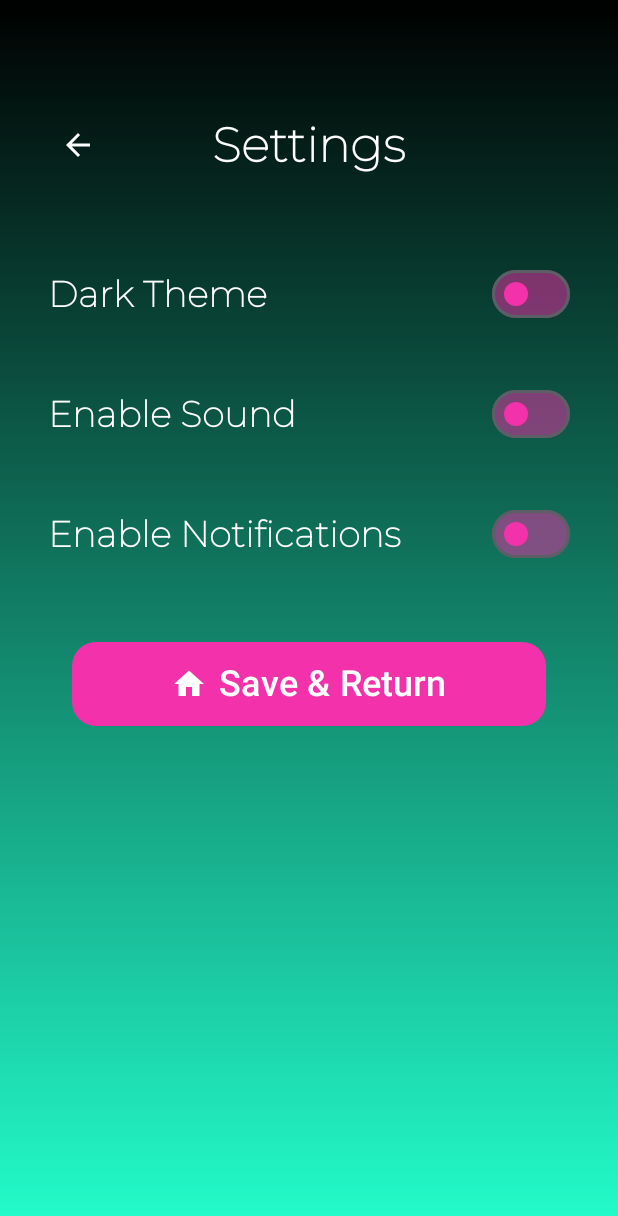
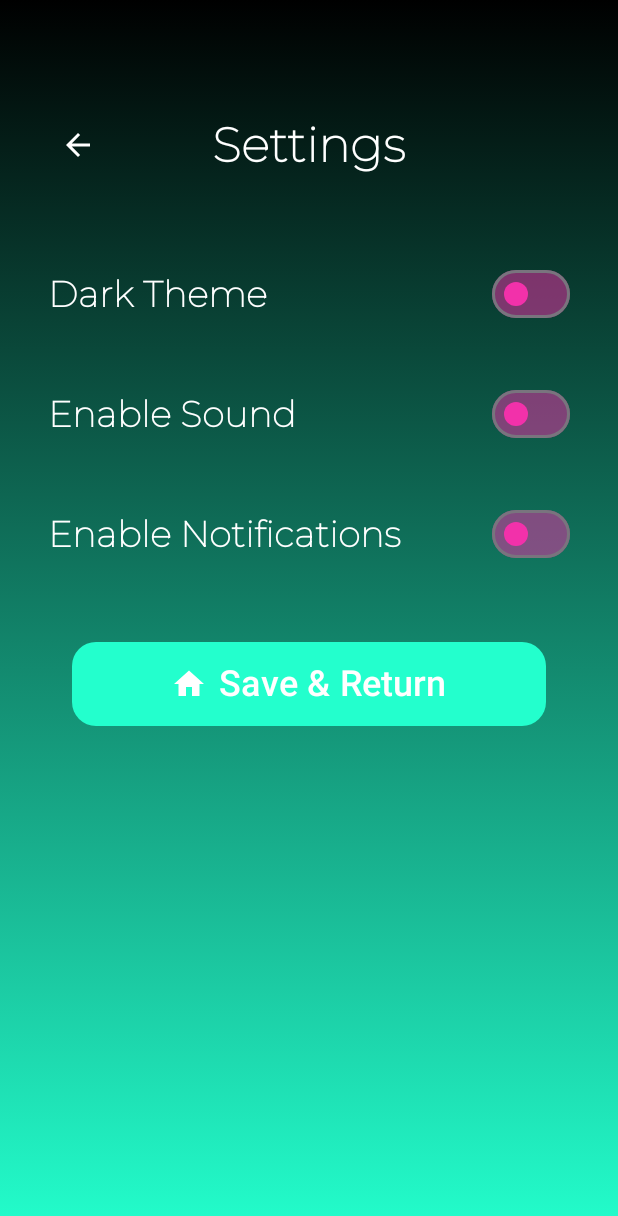
Before and after one commit to MattiaBiga200701/Trivia, an Android app built with Jetpack Compose: the screen it shows after launch (MainActivity), after a tap on "Options", on a phone screen of 412 x 824 dp. Shown: the top 1216 px of the screen. Run offline under Robolectric (Android 15) with nearby library versions, the phone set to English and light mode, and no system bars; our stand-ins replace Room's generated code, Volley, livedata-compose.

Commit message:
Dark Mode Implementation start

```diff
--- a/app/src/main/java/com/example/trivia/MainActivity.kt
+++ b/app/src/main/java/com/example/trivia/MainActivity.kt
@@ -9,12 +9,15 @@ import android.view.WindowInsetsController
 import androidx.activity.ComponentActivity
 import androidx.activity.compose.setContent
 import androidx.activity.enableEdgeToEdge
+import androidx.activity.viewModels
 import androidx.annotation.RequiresApi
 import androidx.compose.foundation.layout.fillMaxSize
 import androidx.compose.material3.MaterialTheme
 import androidx.compose.material3.Surface
 import androidx.compose.runtime.Composable
 import androidx.compose.runtime.LaunchedEffect
+import androidx.compose.runtime.getValue
+import androidx.compose.runtime.livedata.observeAsState
 import androidx.compose.ui.Modifier
 import androidx.compose.ui.platform.LocalContext
 import androidx.navigation.compose.rememberNavController
@@ -42,17 +45,21 @@ import com.example.trivia.viewmodel.GameSessionModelFactory
 
 class MainActivity : ComponentActivity() {
 
+    private val settingsViewModel: SettingsViewModel by viewModels()
+
     @RequiresApi(Build.VERSION_CODES.R)
     override fun onCreate(savedInstanceState: Bundle?) {
         super.onCreate(savedInstanceState)
         enableEdgeToEdge()
         setContent {
-            TriviaTheme {
+
+            val darkThemeEnabled by settingsViewModel.themeState.observeAsState(initial = false)
+
+            TriviaTheme(darkTheme = darkThemeEnabled) {
                 Surface(
                     modifier = Modifier.fillMaxSize(),
                     color = MaterialTheme.colorScheme.background
                 ) {
-
                     TriviaApp()
                 }
             }
@@ -104,7 +111,7 @@ class MainActivity : ComponentActivity() {
     fun TriviaApp() {
         val navController = rememberNavController()
 
-        val settingsViewModel: SettingsViewModel = viewModel()
+        val settingsViewModel = this.settingsViewModel
 
         val context = LocalContext.current
         val db = TriviaDB.getInstance(context)
--- a/app/src/main/java/com/example/trivia/screens/SettingsScreen.kt
+++ b/app/src/main/java/com/example/trivia/screens/SettingsScreen.kt
@@ -12,6 +12,7 @@ import androidx.compose.material3.Button
 import androidx.compose.material3.ButtonDefaults
 import androidx.compose.material3.Icon
 import androidx.compose.material3.IconButton
+import androidx.compose.material3.MaterialTheme
 import androidx.compose.material3.Switch
 import androidx.compose.material3.SwitchDefaults
 import androidx.compose.material3.Text
@@ -50,13 +51,15 @@ fun OptionsScreen(navController: NavController, viewModel: SettingsViewModel) {
     val soundEnabled by viewModel.soundState.observeAsState(initial = false)
     val notificationsEnabled by viewModel.notificationsState.observeAsState(initial = false)
 
+    val colors = MaterialTheme.colorScheme
+
     Box(
 
         modifier = Modifier
             .fillMaxSize()
             .background(
                 Brush.verticalGradient(
-                    colors = listOf(MyBlack, MyGreen)
+                    colors = listOf(colors.background, colors.primary)
                 )
             )
             .padding(mediumPadding),
@@ -88,7 +91,7 @@ fun OptionsScreen(navController: NavController, viewModel: SettingsViewModel) {
                     Icon(
                         imageVector = Icons.AutoMirrored.Filled.ArrowBack,
                         contentDescription = "Back to Homepage",
-                        tint = Color.White
+                        tint = colors.onBackground
                     )
                 }
 
@@ -97,7 +100,7 @@ fun OptionsScreen(navController: NavController, viewModel: SettingsViewModel) {
                     fontSize = mediumFontSize,
                     fontWeight = FontWeight.Bold,
                     modifier = Modifier.align(Alignment.Center),
-                    color = Color.White
+                    color = colors.onBackground
 
                 )
 
@@ -140,7 +143,7 @@ fun OptionsScreen(navController: NavController, viewModel: SettingsViewModel) {
 
             Button(
                 onClick = { navController.navigate("homepage") },
-                colors = ButtonDefaults.buttonColors(containerColor = MyPink),
+                colors = ButtonDefaults.buttonColors(containerColor = colors.primary),
                 shape = RoundedCornerShape(cornerRounding),
                 modifier = Modifier
                     .align(Alignment.CenterHorizontally)
@@ -151,7 +154,7 @@ fun OptionsScreen(navController: NavController, viewModel: SettingsViewModel) {
                 Icon(
                     imageVector = Icons.Default.Home,
                     contentDescription = "Save",
-                    tint = Color.White
+                    tint = colors.onBackground
                 )
                 Spacer(modifier = Modifier.width(8.dp))
                 Text(
@@ -167,6 +170,8 @@ fun OptionsScreen(navController: NavController, viewModel: SettingsViewModel) {
 
 @Composable
 fun SettingRow(label: String, checked: Boolean, onCheckedChange: (Boolean) -> Unit) {
+
+    val colors = MaterialTheme.colorScheme
     Row(
         modifier = Modifier
             .fillMaxWidth()
@@ -179,10 +184,10 @@ fun SettingRow(label: String, checked: Boolean, onCheckedChange: (Boolean) -> Un
             checked = checked,
             onCheckedChange = onCheckedChange,
             colors = SwitchDefaults.colors(
-                checkedThumbColor = Color(0xFF23FFCD),
-                uncheckedThumbColor = Color(0xFFF231AA),
-                checkedTrackColor = Color(0xFF23FFCD).copy(alpha = 0.5f),
-                uncheckedTrackColor = Color(0xFFF231AA).copy(alpha = 0.5f)
+                checkedThumbColor = colors.primary,
+                uncheckedThumbColor = colors.secondary,
+                checkedTrackColor = colors.primary.copy(alpha = 0.5f),
+                uncheckedTrackColor = colors.secondary.copy(alpha = 0.5f)
             )
         )
     }
--- a/app/src/main/java/com/example/trivia/ui/theme/Color.kt
+++ b/app/src/main/java/com/example/trivia/ui/theme/Color.kt
@@ -14,3 +14,23 @@ val MyBlack=Color(0xFF000000)
 val MyGreen=Color(0xFF23FFCD)
 val MyPink=Color(0xFFF231AA)
 val MyRed=Color(0xFFDC143C)
+
+val MyBlackDark = Color(0xFF000000)
+val MyGreenDark = Color(0xFF1B997A)
+val MyPinkDark = Color(0xFFB12285)
+val MyRedDark = Color(0xFFA10C32)
+
+
+// Light Mode Colors
+val LightPrimaryColor = MyGreen
+val LightSecondaryColor = MyPink
+val LightBackgroundColor = MyBlack
+val LightTextColor = Color.White
+val LightButtonColor = MyPink
+
+// Dark Mode Colors
+val DarkPrimaryColor = MyGreenDark
+val DarkSecondaryColor = MyPinkDark
+val DarkBackgroundColor = MyBlackDark
+val DarkTextColor = Color.White
+val DarkButtonColor = MyPinkDark
--- a/app/src/main/java/com/example/trivia/ui/theme/Theme.kt
+++ b/app/src/main/java/com/example/trivia/ui/theme/Theme.kt
@@ -10,6 +10,7 @@ import androidx.compose.material3.dynamicDarkColorScheme
 import androidx.compose.material3.dynamicLightColorScheme
 import androidx.compose.material3.lightColorScheme
 import androidx.compose.runtime.Composable
+import androidx.compose.ui.graphics.Color
 import androidx.compose.ui.platform.LocalContext
 import androidx.compose.ui.text.TextStyle
 import androidx.compose.ui.text.font.Font
@@ -59,17 +60,32 @@ val MyTypography = Typography(
 
 
 private val DarkColorScheme = darkColorScheme(
+    /*
     primary = Purple80,
     secondary = PurpleGrey80,
     tertiary = Pink80
+
+     */
+
+    primary = MyGreenDark,
+    secondary = MyPinkDark,
+    background = MyBlackDark,
+    surface = MyBlackDark,
+    error = MyRedDark,
+    onPrimary = Color.White,
+    onSecondary = Color.Black,
+    onBackground = Color.Black,
+    onSurface = Color.Black,
+    onError = Color.Black
 )
 
 private val LightColorScheme = lightColorScheme(
+    /*
     primary = Purple40,
     secondary = PurpleGrey40,
     tertiary = Pink40
 
-    /* Other default colors to override
+     Other default colors to override
     background = Color(0xFFFFFBFE),
     surface = Color(0xFFFFFBFE),
     onPrimary = Color.White,
@@ -78,21 +94,31 @@ private val LightColorScheme = lightColorScheme(
     onBackground = Color(0xFF1C1B1F),
     onSurface = Color(0xFF1C1B1F),
     */
+
+    primary = MyGreen,
+    secondary = MyPink,
+    background = MyBlack,
+    surface = MyBlack,
+    error = MyRed,
+    onPrimary = Color.Black,
+    onSecondary = Color.White,
+    onBackground = Color.White,
+    onSurface = Color.White,
+    onError = Color.White
 )
+
+
+
+
 
 @Composable
 fun TriviaTheme(
-    darkTheme: Boolean = isSystemInDarkTheme(),
-    // Dynamic color is available on Android 12+
-    dynamicColor: Boolean = true,
+    darkTheme: Boolean = false, // Default a false se non specificato
+    dynamicColor: Boolean = false,
     content: @Composable () -> Unit
 ) {
+
     val colorScheme = when {
-        dynamicColor && Build.VERSION.SDK_INT >= Build.VERSION_CODES.S -> {
-            val context = LocalContext.current
-            if (darkTheme) dynamicDarkColorScheme(context) else dynamicLightColorScheme(context)
-        }
-
         darkTheme -> DarkColorScheme
         else -> LightColorScheme
     }
```
